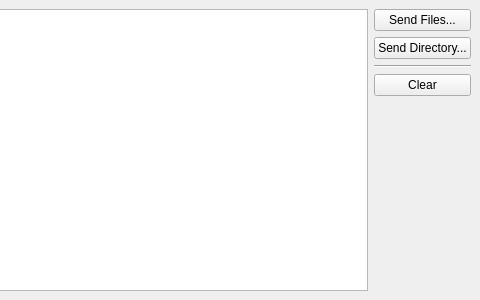
Old version of the form src/transfer/transferwindow.ui in the repository nitroshare/nitroshare-desktop; both pictures show x 420 to 900 and y 0 to 300 of the 900 by 300 pixel window.
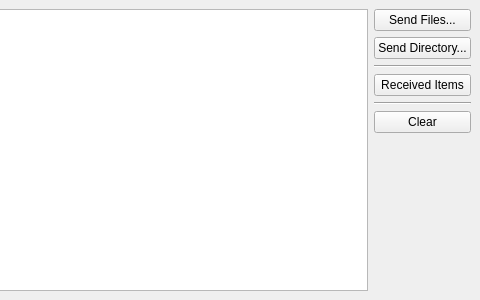
New version of the form. Icons and pictures are not drawn.

Commit message: Add button to transfer window to show received files (fixes #125).

Patch:
```diff
--- a/src/transfer/transferwindow.ui
+++ b/src/transfer/transferwindow.ui
@@ -67,6 +67,20 @@
         </property>
        </widget>
       </item>
+      <item>
+       <widget class="QPushButton" name="receivedItems">
+        <property name="text">
+         <string>Received Items</string>
+        </property>
+       </widget>
+      </item>
+      <item>
+       <widget class="Line" name="line_2">
+        <property name="orientation">
+         <enum>Qt::Horizontal</enum>
+        </property>
+       </widget>
+      </item>
       <item>
        <widget class="QPushButton" name="clear">
         <property name="text">
```
The commit also changes 2 other files.
